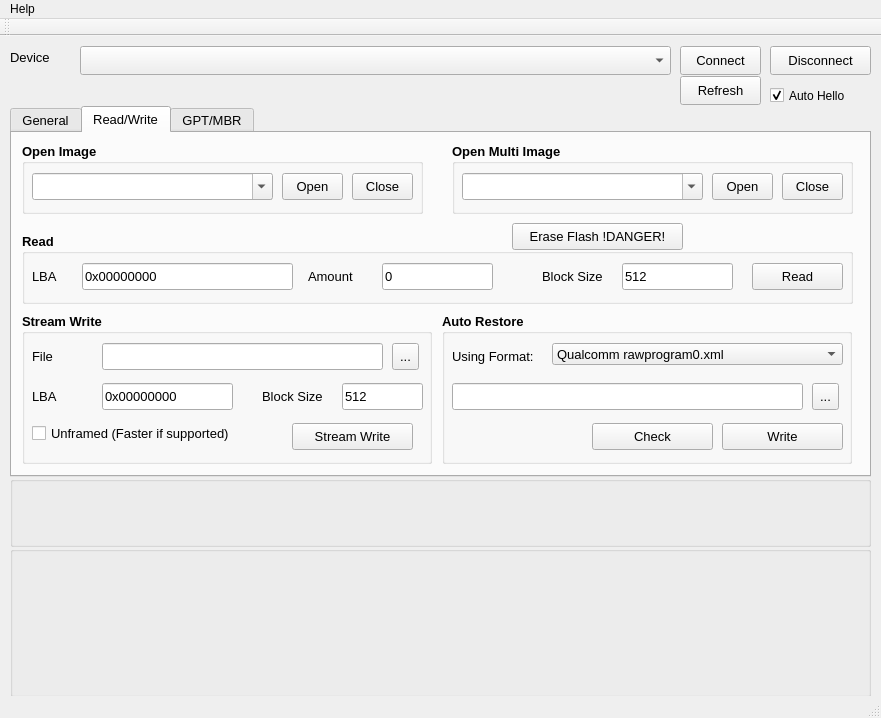
This is resources/ui/streaming_dload_window.ui in openpst/streaming-dload as Qt 5 draws it before an edit. The edited form follows.
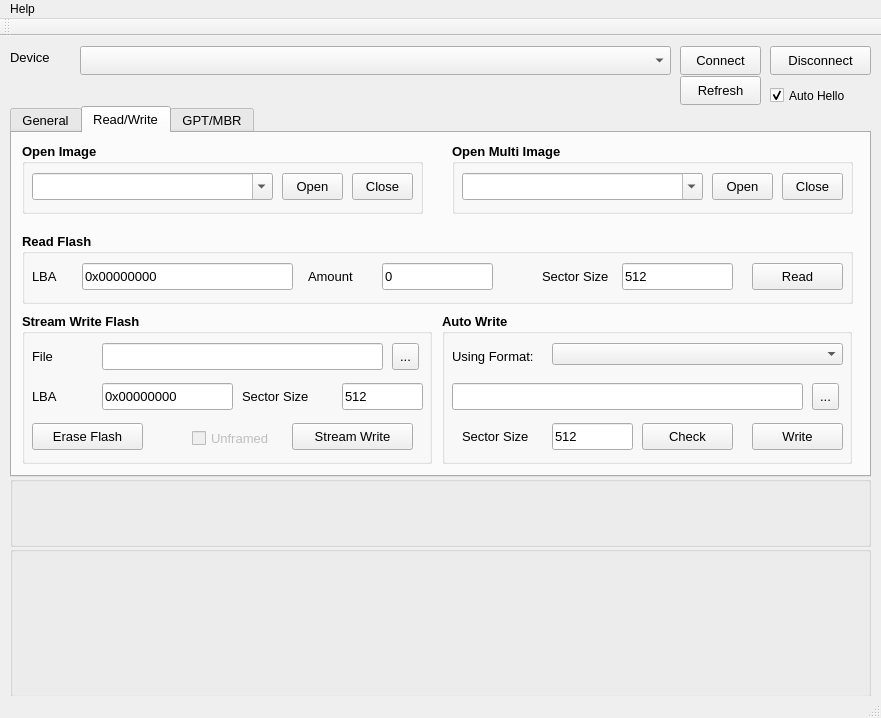
This is the edited form. The open tabs and pages were chosen to show the change. Custom widgets are drawn as their Qt base class.

Commit message: read/write fixes

What changed in the file:
```diff
--- a/resources/ui/streaming_dload_window.ui
+++ b/resources/ui/streaming_dload_window.ui
@@ -530,7 +530,7 @@
        </font>
       </property>
       <property name="title">
-       <string>Read</string>
+       <string>Read Flash</string>
       </property>
       <widget class="QPushButton" name="readButton">
        <property name="geometry">
@@ -662,7 +662,7 @@
         </font>
        </property>
        <property name="text">
-        <string>Block Size</string>
+        <string>Sector Size</string>
        </property>
       </widget>
      </widget>
@@ -683,7 +683,7 @@
        </font>
       </property>
       <property name="title">
-       <string>Stream Write</string>
+       <string>Stream Write Flash</string>
       </property>
       <widget class="QLineEdit" name="writeFileValue">
        <property name="geometry">
@@ -800,12 +800,15 @@
        </property>
       </widget>
       <widget class="QCheckBox" name="unframedWriteCheckbox">
+       <property name="enabled">
+        <bool>false</bool>
+       </property>
        <property name="geometry">
         <rect>
-         <x>10</x>
+         <x>170</x>
          <y>110</y>
-         <width>221</width>
-         <height>20</height>
+         <width>91</width>
+         <height>31</height>
         </rect>
        </property>
        <property name="font">
@@ -815,15 +818,15 @@
         </font>
        </property>
        <property name="text">
-        <string>Unframed (Faster if supported)</string>
+        <string>Unframed</string>
        </property>
       </widget>
       <widget class="QLabel" name="writeAddressLabel_2">
        <property name="geometry">
         <rect>
-         <x>240</x>
+         <x>220</x>
          <y>70</y>
-         <width>71</width>
+         <width>91</width>
          <height>27</height>
         </rect>
        </property>
@@ -834,7 +837,7 @@
         </font>
        </property>
        <property name="text">
-        <string>Block Size</string>
+        <string>Sector Size</string>
        </property>
       </widget>
       <widget class="QLineEdit" name="writeAddressValue_2">
@@ -856,6 +859,28 @@
         <string>512</string>
        </property>
       </widget>
+      <widget class="QPushButton" name="eraseFlashButton">
+       <property name="geometry">
+        <rect>
+         <x>10</x>
+         <y>110</y>
+         <width>111</width>
+         <height>27</height>
+        </rect>
+       </property>
+       <property name="font">
+        <font>
+         <weight>50</weight>
+         <bold>false</bold>
+        </font>
+       </property>
+       <property name="autoFillBackground">
+        <bool>false</bool>
+       </property>
+       <property name="text">
+        <string>Erase Flash</string>
+       </property>
+      </widget>
      </widget>
      <widget class="QGroupBox" name="openModeGroupBox">
       <property name="geometry">
@@ -1009,22 +1034,6 @@
        </property>
       </widget>
      </widget>
-     <widget class="QPushButton" name="eraseFlashButton">
-      <property name="geometry">
-       <rect>
-        <x>500</x>
-        <y>90</y>
-        <width>171</width>
-        <height>27</height>
-       </rect>
-      </property>
-      <property name="autoFillBackground">
-       <bool>false</bool>
-      </property>
-      <property name="text">
-       <string>Erase Flash !DANGER!</string>
-      </property>
-     </widget>
      <widget class="QGroupBox" name="rawProgramXmlGroupBox">
       <property name="geometry">
        <rect>
@@ -1042,7 +1051,7 @@
        </font>
       </property>
       <property name="title">
-       <string>Auto Restore</string>
+       <string>Auto Write</string>
       </property>
       <widget class="QToolButton" name="autoRestoreFileBrowseButton">
        <property name="geometry">
@@ -1104,9 +1113,9 @@
       <widget class="QPushButton" name="autoRestoreWriteButton">
        <property name="geometry">
         <rect>
-         <x>280</x>
+         <x>310</x>
          <y>110</y>
-         <width>121</width>
+         <width>91</width>
          <height>27</height>
         </rect>
        </property>
@@ -1123,9 +1132,9 @@
       <widget class="QPushButton" name="autoRestoreCheckButton">
        <property name="geometry">
         <rect>
-         <x>150</x>
+         <x>200</x>
          <y>110</y>
-         <width>121</width>
+         <width>91</width>
          <height>27</height>
         </rect>
        </property>
@@ -1154,21 +1163,44 @@
          <bold>false</bold>
         </font>
        </property>
-       <item>
-        <property name="text">
-         <string>Qualcomm rawprogram0.xml</string>
-        </property>
-       </item>
-       <item>
-        <property name="text">
-         <string>LG partition.txt</string>
-        </property>
-       </item>
-       <item>
-        <property name="text">
-         <string>GPT</string>
-        </property>
-       </item>
+      </widget>
+      <widget class="QLineEdit" name="autoWriteSectorSizeValue">
+       <property name="geometry">
+        <rect>
+         <x>110</x>
+         <y>110</y>
+         <width>81</width>
+         <height>27</height>
+        </rect>
+       </property>
+       <property name="font">
+        <font>
+         <weight>50</weight>
+         <bold>false</bold>
+        </font>
+       </property>
+       <property name="text">
+        <string>512</string>
+       </property>
+      </widget>
+      <widget class="QLabel" name="autoWriteSectorSizeLabel">
+       <property name="geometry">
+        <rect>
+         <x>20</x>
+         <y>110</y>
+         <width>81</width>
+         <height>27</height>
+        </rect>
+       </property>
+       <property name="font">
+        <font>
+         <weight>50</weight>
+         <bold>false</bold>
+        </font>
+       </property>
+       <property name="text">
+        <string>Sector Size</string>
+       </property>
       </widget>
      </widget>
      <zorder>writeGroupBox</zorder>
```
Left out of the diff: 66 changed lines with no effect on the pictures. The commit also changes 5 other files.
